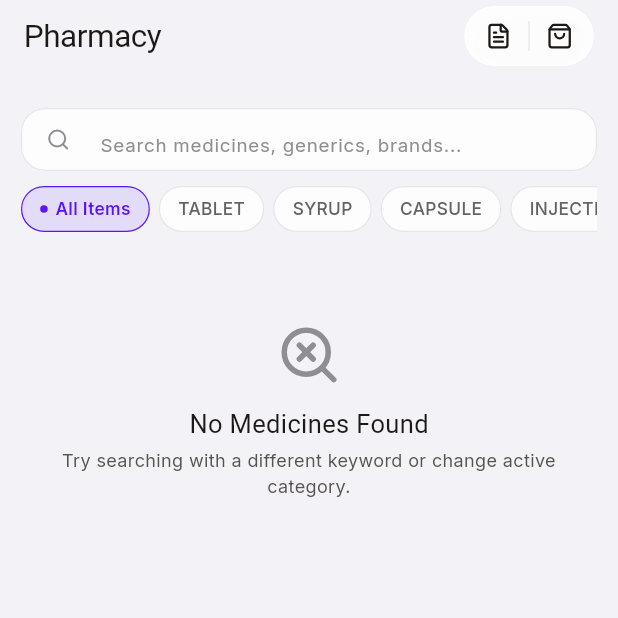
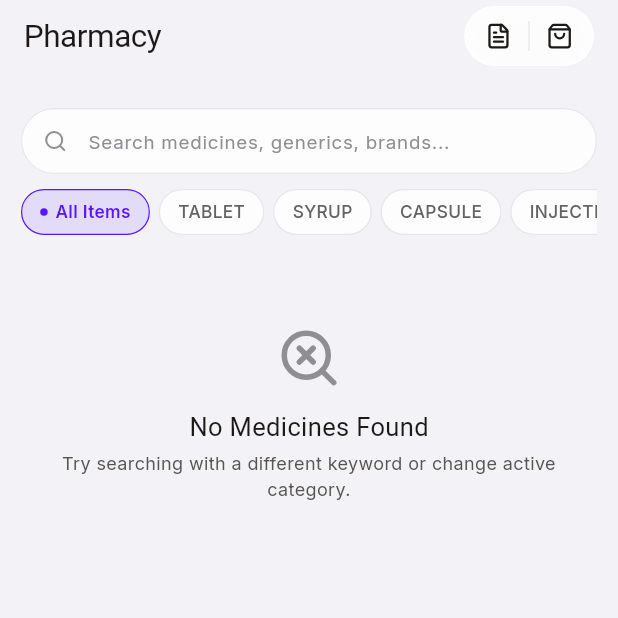
Before and after one commit to kaiumallimon/meditouch-reform, a Flutter app: the MedicinesScreen screen opened by its route, on a phone screen of 412 x 824 dp, the top half of it. Run offline on Flutter 3.47's test engine with Material 3 defaults, Android fonts, the phone set to English and light mode, and no system bars; our stand-ins replace cached_network_image, dio, flutter_riverpod, flutter_secure_storage, flutter_svg, go_router and 2 more; accounts and stored records are empty; network calls fail; Roboto replaces fonts that are missing (Young Serif); project files that could hold a hidden picture were left out.

Commit message:
feat: Enhance search bar design and functionality in MedicinesScreen

```diff
--- a/lib/features/pharmacy/medicines/presentation/medicines_screen.dart
+++ b/lib/features/pharmacy/medicines/presentation/medicines_screen.dart
@@ -88,18 +88,18 @@ class _MedicinesScreenState extends ConsumerState<MedicinesScreen> {
           physics: const BouncingScrollPhysics(parent: AlwaysScrollableScrollPhysics()),
           padding: EdgeInsets.fromLTRB(14, topInset + 72, 14, 100),
             children: [
-              // 1. iOS 26 Liquid Glass Search Bar
+              // 1. iOS 26 Liquid Glass Fully-Round Search Bar
               ClipRRect(
-                borderRadius: BorderRadius.circular(16),
+                borderRadius: BorderRadius.circular(24),
                 child: BackdropFilter(
                   filter: ImageFilter.blur(sigmaX: 16, sigmaY: 16),
                   child: Container(
-                    height: 42,
+                    height: 44,
                     decoration: BoxDecoration(
                       color: isDark
                           ? const Color(0xFF2C2C2E).withValues(alpha: 0.60)
                           : Colors.white.withValues(alpha: 0.85),
-                      borderRadius: BorderRadius.circular(16),
+                      borderRadius: BorderRadius.circular(24),
                       border: Border.all(
                         color: isDark
                             ? Colors.white.withValues(alpha: 0.14)
@@ -107,26 +107,38 @@ class _MedicinesScreenState extends ConsumerState<MedicinesScreen> {
                         width: 0.8,
                       ),
                     ),
+                    child: Center(
                       child: TextField(
                         controller: _searchController,
                         onChanged: (val) => notifier.onSearchChanged(val),
+                        textAlignVertical: TextAlignVertical.center,
                         style: GoogleFonts.inter(
                           fontSize: 13,
                           color: isDark ? AppColors.darkTextPrimary : AppColors.textPrimary,
                         ),
                         decoration: InputDecoration(
+                          isDense: true,
                           hintText: 'Search medicines, generics, brands...',
                           hintStyle: GoogleFonts.inter(
                             fontSize: 12.5,
                             color: isDark ? const Color(0xFF98989F) : const Color(0xFF8E8E93),
                           ),
-                        prefixIcon: Icon(
+                          prefixIcon: Padding(
+                            padding: const EdgeInsets.only(left: 14, right: 10),
+                            child: Icon(
                               LucideIcons.search,
                               size: 16,
                               color: isDark ? const Color(0xFF98989F) : const Color(0xFF8E8E93),
                             ),
+                          ),
+                          prefixIconConstraints: const BoxConstraints(
+                            minWidth: 40,
+                            minHeight: 44,
+                          ),
                           suffixIcon: _searchController.text.isNotEmpty
                               ? IconButton(
+                                  padding: EdgeInsets.zero,
+                                  constraints: const BoxConstraints(minWidth: 36, minHeight: 44),
                                   icon: Icon(
                                     LucideIcons.x,
                                     size: 14,
@@ -139,10 +151,11 @@ class _MedicinesScreenState extends ConsumerState<MedicinesScreen> {
                                 )
                               : null,
                           filled: false,
-                        contentPadding: const EdgeInsets.symmetric(horizontal: 12, vertical: 10),
+                          contentPadding: const EdgeInsets.only(right: 14),
                           border: InputBorder.none,
                           enabledBorder: InputBorder.none,
                           focusedBorder: InputBorder.none,
+                        ),
                       ),
                     ),
                   ),
```
Also changed, not shown: lib/features/splash/presentation/splash_screen.dart (+19 -5 lines). Lines whose indentation alone changed are shown as unchanged.
